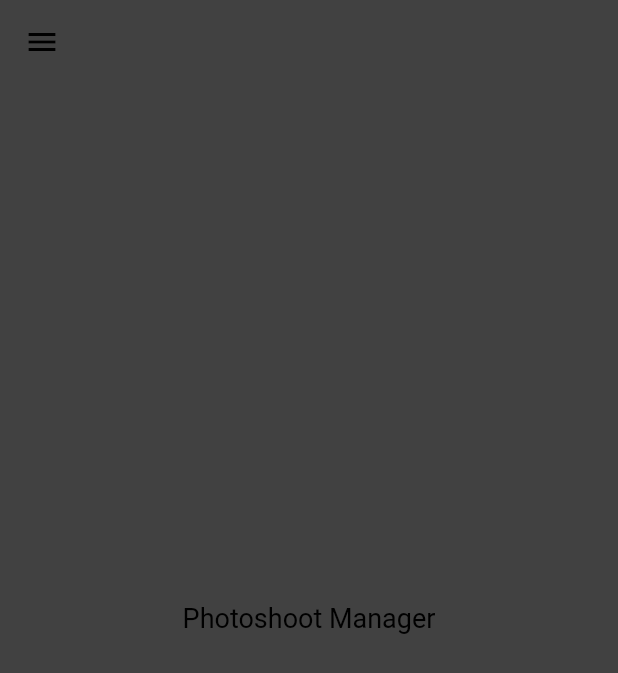
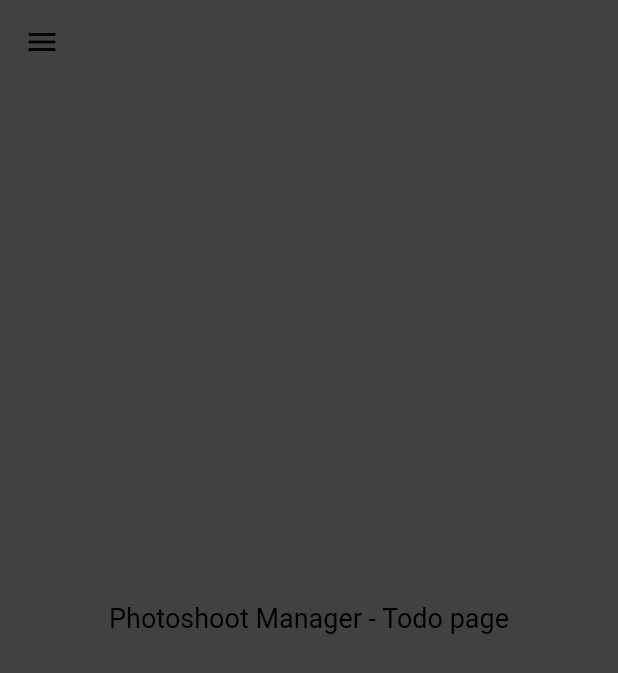
Before and after one commit to evanrich/photoshoot-manager, a Flutter app: the screen it shows after launch, on a phone screen of 412 x 824 dp. Shown: the top 673 px of the screen. Run offline on Flutter 3.47's test engine with Material 2 defaults, Android fonts, the phone set to English and light mode, and no system bars; our stand-ins replace flutter_riverpod; Roboto replaces fonts that are missing (Roboto-Light).

Commit message:
Enabled the home page to watch the current page changes

```diff
--- a/lib/screens/home/home_screen.dart
+++ b/lib/screens/home/home_screen.dart
@@ -1,5 +1,7 @@
 import 'package:flutter/material.dart';
+import 'package:flutter_riverpod/flutter_riverpod.dart';
 import 'package:photoshoot_manager/components/drawer/custom_drawer.dart';
+import 'package:photoshoot_manager/screens/home/home_screen_providers.dart';
 
 class HomeScreen extends StatelessWidget {
   const HomeScreen({super.key});
@@ -15,15 +17,18 @@ class HomeScreen extends StatelessWidget {
         backgroundColor: Colors.transparent,
       ),
       drawer: const CustomDrawer(),
-      body: const Center(
-        child: Text(
-          'Photoshoot Manager',
-          style: TextStyle(
-            color: Colors.black,
-            fontSize: 18,
-          ),
-        ),
-      ),
+      body: const _Pages(),
     );
   }
 }
+
+class _Pages extends ConsumerWidget {
+  const _Pages();
+
+  @override
+  Widget build(BuildContext context, WidgetRef ref) {
+    final selectedScreen = ref.watch(selectedScreenProvider);
+
+    return selectedScreen.screen;
+  }
+}
```
